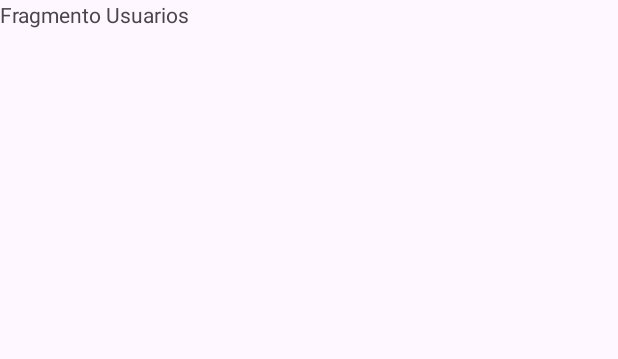
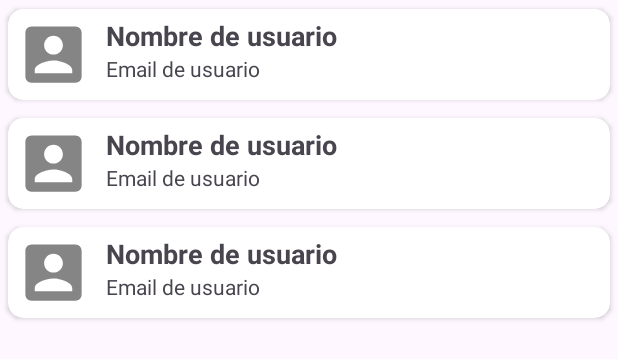
Before and after one commit to aleqm12/DentalTalk, an Android app: the layout fragment_fragmento_usuarios.xml on its own in the app's theme, with its tools: preview values and no code run, on a phone screen of 412 x 824 dp. Shown: the top 359 px of the screen. Run offline under Robolectric (Android 15) with nearby library versions, the phone set to English and light mode, and no system bars.

Commit message:
Listar los usuarios de la BD

```diff
--- a/app/src/main/res/layout/fragment_fragmento_usuarios.xml
+++ b/app/src/main/res/layout/fragment_fragmento_usuarios.xml
@@ -1,14 +1,17 @@
 <?xml version="1.0" encoding="utf-8"?>
-<FrameLayout xmlns:android="http://schemas.android.com/apk/res/android"
+<RelativeLayout
+
+    xmlns:android="http://schemas.android.com/apk/res/android"
     xmlns:tools="http://schemas.android.com/tools"
     android:layout_width="match_parent"
     android:layout_height="match_parent"
     tools:context=".Fragmentos.FragmentoUsuarios">
 
-    <!-- TODO: Update blank fragment layout -->
-    <TextView
+    <androidx.recyclerview.widget.RecyclerView
+        android:id="@+id/RV_usuarios"
+        tools:listitem="@layout/item_usuario"
         android:layout_width="match_parent"
-        android:layout_height="match_parent"
-        android:text="Fragmento Usuarios" />
+        android:layout_height="match_parent"/>
 
-</FrameLayout>
+
+</RelativeLayout>
```
Also changed, not shown: app/src/main/java/com/dentistry/dentaltalk/Fragmentos/FragmentoUsuarios.kt (+47 -36 lines), app/src/main/java/com/dentistry/dentaltalk/RegistroActivity.kt (+4 -4 lines).
